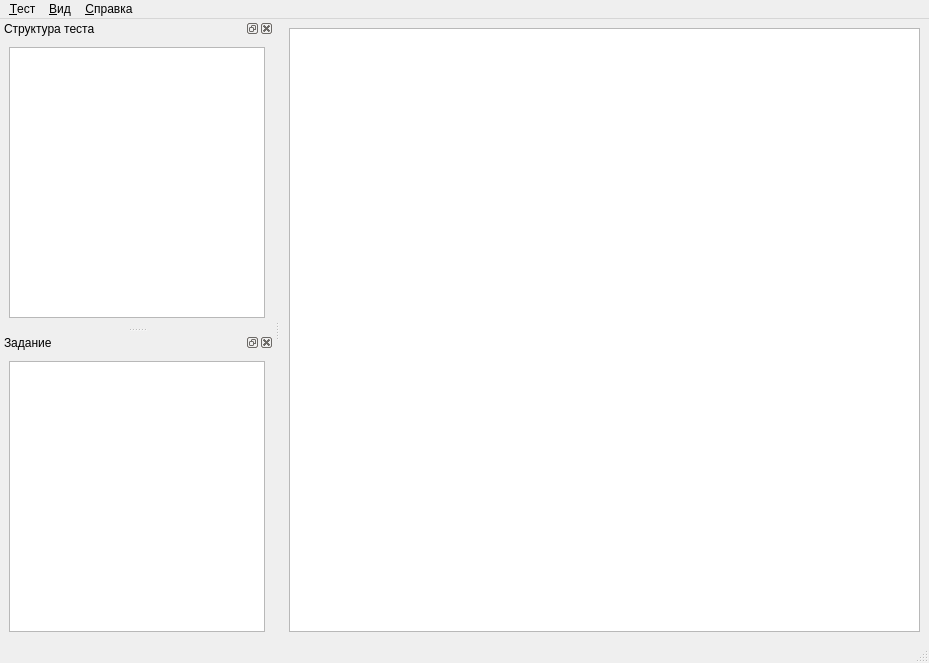
The window that mainwindow.ui (Horsmir/hstesteditor) describes before a commit, drawn with Qt 5.
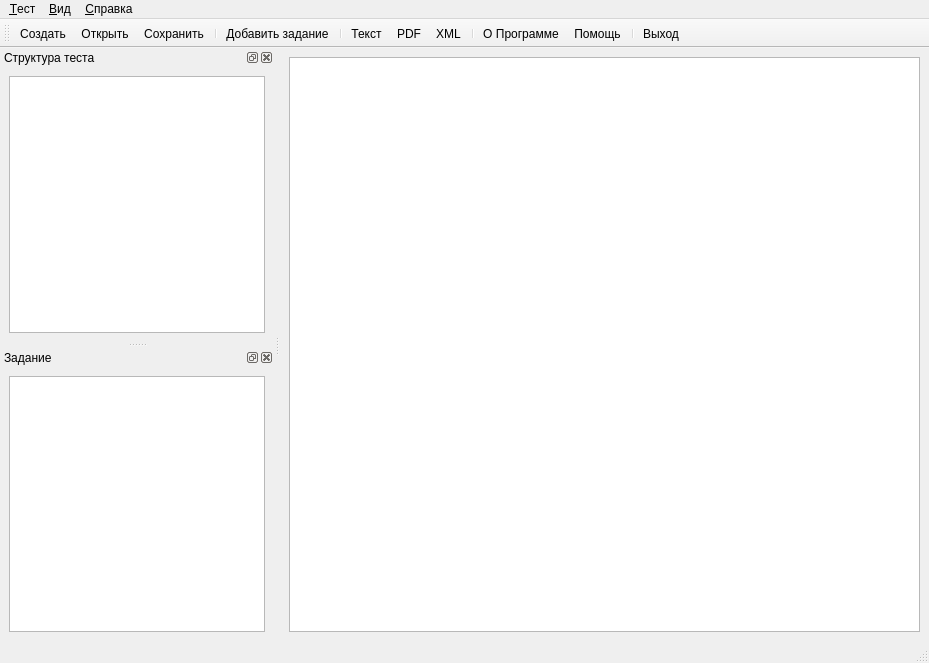
The same window after the commit. Icons and pictures are not drawn.

```diff
--- a/mainwindow.ui
+++ b/mainwindow.ui
@@ -106,6 +106,31 @@
     </layout>
    </widget>
   </widget>
+  <widget class="QToolBar" name="toolBar">
+   <property name="windowTitle">
+    <string>toolBar</string>
+   </property>
+   <attribute name="toolBarArea">
+    <enum>TopToolBarArea</enum>
+   </attribute>
+   <attribute name="toolBarBreak">
+    <bool>false</bool>
+   </attribute>
+   <addaction name="actionNewTest"/>
+   <addaction name="actionOpen"/>
+   <addaction name="actionSave"/>
+   <addaction name="separator"/>
+   <addaction name="actionAddTask"/>
+   <addaction name="separator"/>
+   <addaction name="actionToText"/>
+   <addaction name="actionToPDF"/>
+   <addaction name="actionToXML"/>
+   <addaction name="separator"/>
+   <addaction name="actionAbout"/>
+   <addaction name="actionHelp"/>
+   <addaction name="separator"/>
+   <addaction name="actionExit"/>
+  </widget>
   <action name="actionOpen">
    <property name="text">
     <string>&amp;Открыть...</string>
@@ -168,6 +193,39 @@
     <string>F1</string>
    </property>
   </action>
+  <action name="actionAbout">
+   <property name="icon">
+    <iconset resource="hstesteditor.qrc">
+     <normaloff>:/icons/help-about.png</normaloff>:/icons/help-about.png</iconset>
+   </property>
+   <property name="text">
+    <string>О П&amp;рограмме...</string>
+   </property>
+  </action>
+  <action name="actionAddTask">
+   <property name="icon">
+    <iconset resource="hstesteditor.qrc">
+     <normaloff>:/icons/add-task.png</normaloff>:/icons/add-task.png</iconset>
+   </property>
+   <property name="text">
+    <string>До&amp;бавить задание...</string>
+   </property>
+  </action>
+  <action name="actionSave">
+   <property name="icon">
+    <iconset resource="hstesteditor.qrc">
+     <normaloff>:/icons/document-save.png</normaloff>:/icons/document-save.png</iconset>
+   </property>
+   <property name="text">
+    <string>Со&amp;хранить</string>
+   </property>
+   <property name="toolTip">
+    <string>Сохранить тест</string>
+   </property>
+   <property name="shortcut">
+    <string>Ctrl+S</string>
+   </property>
+  </action>
  </widget>
  <resources/>
  <connections/>
```
Left out of the diff: 43 changed lines with no effect on the pictures.
